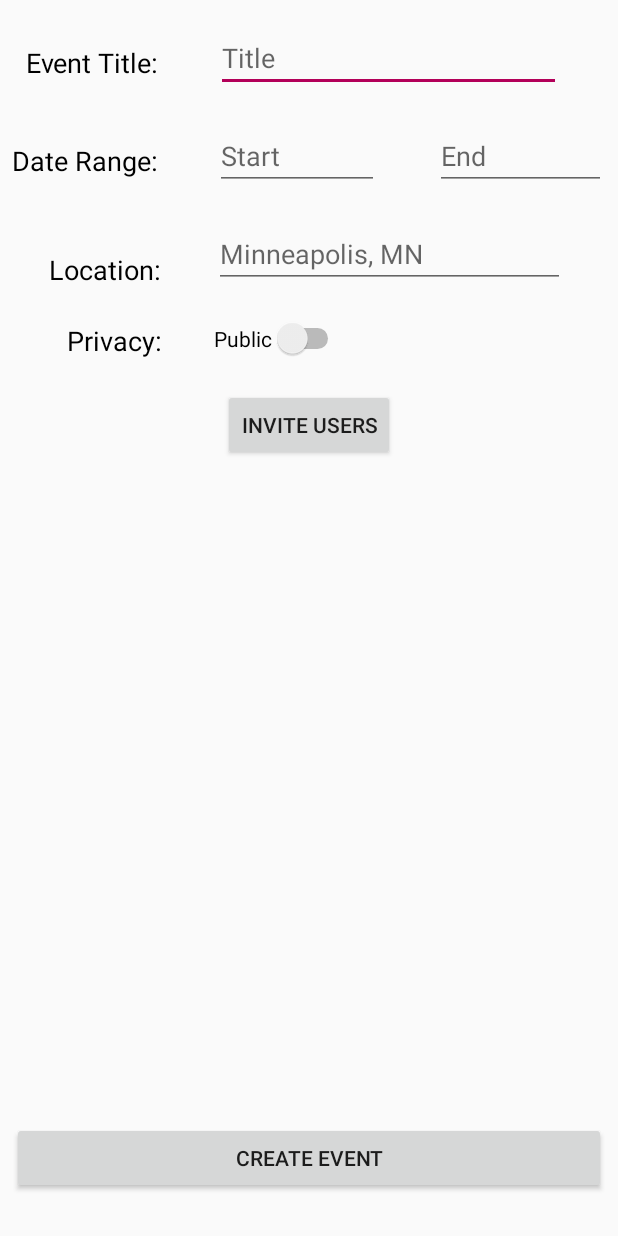
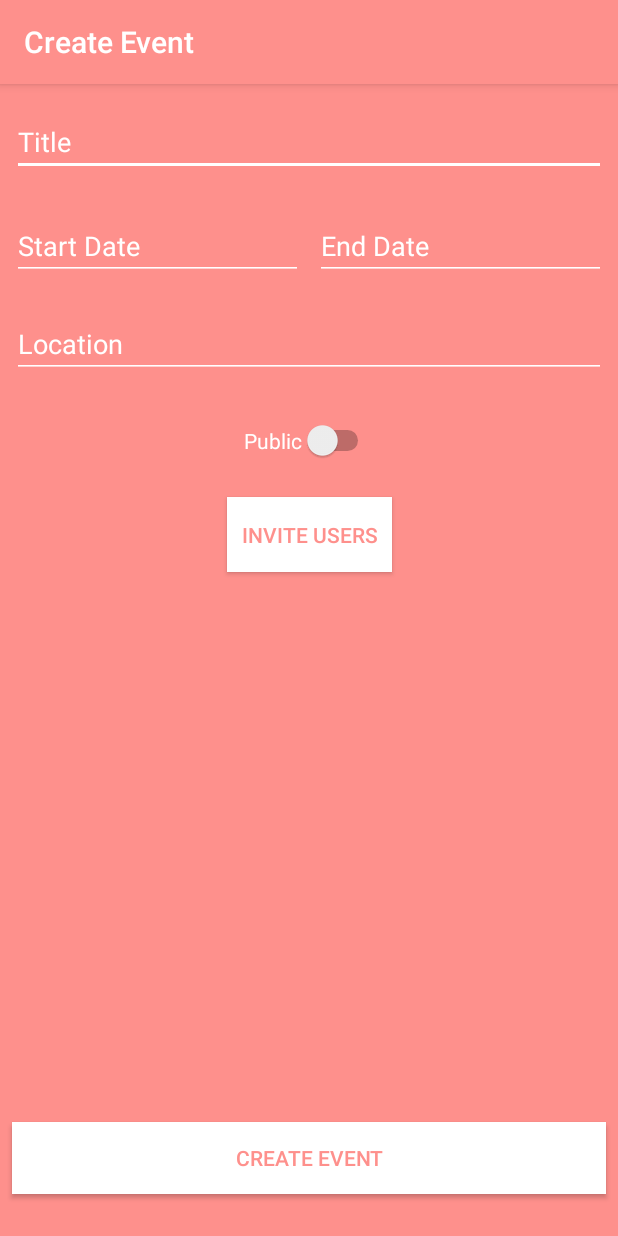
Before and after one commit to tonydimitrov97/Together, an Android app: the CreateEventActivity screen opened directly, with no data from a screen before it, on a phone screen of 412 x 824 dp. Run offline under Robolectric (Android 15) with nearby library versions, the light colour scheme and no system bars.

Commit message:
Changed theme of both setting screens

```diff
--- a/app/src/main/java/com/example/together/CreateEventActivity.java
+++ b/app/src/main/java/com/example/together/CreateEventActivity.java
@@ -2,9 +2,10 @@ package com.example.together;
 
 import android.os.Bundle;
 import android.app.Activity;
+import android.support.v7.app.AppCompatActivity;
 import android.view.KeyEvent;
 
-public class CreateEventActivity extends Activity {
+public class CreateEventActivity extends AppCompatActivity {
 
     @Override
     protected void onCreate(Bundle savedInstanceState) {
--- a/app/src/main/java/com/example/together/JoinEventActivity.java
+++ b/app/src/main/java/com/example/together/JoinEventActivity.java
@@ -2,9 +2,10 @@ package com.example.together;
 
 import android.os.Bundle;
 import android.app.Activity;
+import android.support.v7.app.AppCompatActivity;
 import android.view.KeyEvent;
 
-public class JoinEventActivity extends Activity {
+public class JoinEventActivity extends AppCompatActivity {
 
     @Override
     protected void onCreate(Bundle savedInstanceState) {
--- a/app/src/main/java/com/example/together/configuration/Configuration.java
+++ b/app/src/main/java/com/example/together/configuration/Configuration.java
@@ -2,6 +2,6 @@ package com.example.together.configuration;
 
 public class Configuration {
 
-    public static final String SERVER_IP = "http://10.131.204.60:3000/";
+    public static final String SERVER_IP = "http://10.0.0.40:3000/";
 
 }
--- a/app/src/main/res/layout/activity_create_event.xml
+++ b/app/src/main/res/layout/activity_create_event.xml
@@ -4,151 +4,119 @@
     xmlns:tools="http://schemas.android.com/tools"
     android:layout_width="match_parent"
     android:layout_height="match_parent"
-    tools:context=".CreateEventActivity">
+    android:background="@color/colorPrimary"
+    android:theme="@style/JoinCreateEventTheme">
 
-    <TextView
-        android:id="@+id/eventTitleLabel"
-        android:layout_width="97dp"
-        android:layout_height="24dp"
-        android:layout_marginBottom="8dp"
+    <android.support.design.widget.TextInputEditText
+        android:id="@+id/eventTitleInput"
+        android:layout_width="0dp"
+        android:layout_height="wrap_content"
         android:layout_marginStart="8dp"
-        android:text="Event Title:"
-        android:textAlignment="textEnd"
-        android:textColor="@color/defaultTextColor"
-        android:textSize="18sp"
-        app:layout_constraintBottom_toBottomOf="@+id/eventTitleInput"
-        app:layout_constraintStart_toStartOf="parent" />
+        android:layout_marginTop="16dp"
+        android:layout_marginEnd="8dp"
+        android:ems="10"
+        android:hint="@string/create_event_title_input"
+        android:inputType="textPersonName"
+        app:layout_constraintEnd_toEndOf="parent"
+        app:layout_constraintStart_toStartOf="parent"
+        app:layout_constraintTop_toTopOf="parent"
+        android:textColor="#FFFFFF"
+        android:textColorHint="#ffffff"
+        android:backgroundTint="#ffffff"
+        tools:style="@style/Theme.App.Base"/>
 
-    <EditText
-        android:id="@+id/eventTitleInput"
-        android:layout_width="230dp"
+    <android.support.design.widget.TextInputEditText
+        android:id="@+id/startDateInput"
+        android:layout_width="0dp"
+        android:layout_height="wrap_content"
+        android:layout_marginStart="8dp"
+        android:layout_marginTop="24dp"
+        android:layout_marginEnd="8dp"
+        android:ems="10"
+        android:hint="@string/create_event_start_date_input"
+        android:inputType="date"
+        app:layout_constraintEnd_toStartOf="@+id/endDateInput"
+        app:layout_constraintHorizontal_bias="0.5"
+        app:layout_constraintStart_toStartOf="parent"
+        app:layout_constraintTop_toBottomOf="@+id/eventTitleInput"
+        android:textColor="#FFFFFF"
+        android:textColorHint="#ffffff"
+        android:backgroundTint="#ffffff" />
+
+    <android.support.design.widget.TextInputEditText
+        android:id="@+id/endDateInput"
+        android:layout_width="0dp"
         android:layout_height="wrap_content"
         android:layout_marginEnd="8dp"
-        android:layout_marginLeft="8dp"
-        android:layout_marginRight="8dp"
+        android:ems="10"
+        android:hint="@string/create_event_end_date_input"
+        android:inputType="date"
+        app:layout_constraintBottom_toBottomOf="@+id/startDateInput"
+        app:layout_constraintEnd_toEndOf="parent"
+        app:layout_constraintHorizontal_bias="0.5"
+        app:layout_constraintStart_toEndOf="@+id/startDateInput"
+        android:textColor="#FFFFFF"
+        android:textColorHint="#ffffff"
+        android:backgroundTint="#ffffff"/>
+
+    <android.support.design.widget.TextInputEditText
+        android:id="@+id/locationInput"
+        android:layout_width="0dp"
+        android:layout_height="wrap_content"
         android:layout_marginStart="8dp"
-        android:layout_marginTop="16dp"
+        android:layout_marginTop="20dp"
+        android:layout_marginEnd="8dp"
         android:ems="10"
-        android:hint="Title"
+        android:hint="@string/create_event_location_input"
         android:inputType="textPersonName"
         app:layout_constraintEnd_toEndOf="parent"
-        app:layout_constraintStart_toEndOf="@+id/eventTitleLabel"
-        app:layout_constraintTop_toTopOf="parent" />
-
-    <TextView
-        android:id="@+id/dateRangeLabel"
-        android:layout_width="wrap_content"
-        android:layout_height="24dp"
-        android:layout_marginBottom="8dp"
-        android:layout_marginStart="8dp"
-        android:text="Date Range:"
-        android:textAlignment="textEnd"
-        android:textColor="@color/defaultTextColor"
-        android:textSize="18sp"
-        app:layout_constraintBottom_toBottomOf="@+id/startDateInput"
-        app:layout_constraintStart_toStartOf="parent" />
-
-    <EditText
-        android:id="@+id/startDateInput"
-        android:layout_width="109dp"
-        android:layout_height="wrap_content"
-        android:layout_marginEnd="8dp"
-        android:layout_marginLeft="8dp"
-        android:layout_marginRight="8dp"
-        android:layout_marginStart="8dp"
-        android:layout_marginTop="20dp"
-        android:ems="10"
-        android:hint="Start"
-        android:inputType="date"
-        app:layout_constraintEnd_toStartOf="@+id/endDateInput"
-        app:layout_constraintStart_toEndOf="@+id/dateRangeLabel"
-        app:layout_constraintTop_toBottomOf="@+id/eventTitleInput" />
-
-    <EditText
-        android:id="@+id/endDateInput"
-        android:layout_width="114dp"
-        android:layout_height="wrap_content"
-        android:layout_marginEnd="8dp"
-        android:layout_marginRight="8dp"
-        android:ems="10"
-        android:hint="End"
-        android:inputType="date"
-        app:layout_constraintBottom_toBottomOf="@+id/startDateInput"
-        app:layout_constraintEnd_toEndOf="parent" />
-
-    <TextView
-        android:id="@+id/locationLabel"
-        android:layout_width="99dp"
-        android:layout_height="wrap_content"
-        android:layout_marginStart="8dp"
-        android:gravity="right"
-        android:text="Location:"
-        android:textAlignment="gravity"
-        android:textAllCaps="false"
-        android:textColor="@color/defaultTextColor"
-        android:textSize="18sp"
-        app:layout_constraintBottom_toBottomOf="@+id/locationInput"
-        app:layout_constraintStart_toStartOf="parent" />
-
-    <EditText
-        android:id="@+id/locationInput"
-        android:layout_width="234dp"
-        android:layout_height="wrap_content"
-        android:layout_marginEnd="8dp"
-        android:layout_marginStart="8dp"
-        android:layout_marginTop="20dp"
-        android:ems="10"
-        android:hint="Minneapolis, MN"
-        android:inputType="textPersonName"
-        app:layout_constraintEnd_toEndOf="parent"
-        app:layout_constraintStart_toEndOf="@+id/locationLabel"
-        app:layout_constraintTop_toBottomOf="@+id/endDateInput" />
-
-    <TextView
-        android:id="@+id/privacyLabel"
-        android:layout_width="99dp"
-        android:layout_height="wrap_content"
-        android:layout_marginStart="8dp"
-        android:text="Privacy:"
-        android:textAlignment="textEnd"
-        android:textColor="@color/defaultTextColor"
-        android:textSize="18sp"
-        app:layout_constraintBottom_toBottomOf="@+id/privacySwitch"
-        app:layout_constraintStart_toStartOf="parent" />
+        app:layout_constraintStart_toStartOf="parent"
+        app:layout_constraintTop_toBottomOf="@+id/endDateInput"
+        android:textColor="#FFFFFF"
+        android:textColorHint="#ffffff"
+        android:backgroundTint="#ffffff"/>
 
     <Switch
         android:id="@+id/privacySwitch"
         android:layout_width="wrap_content"
         android:layout_height="wrap_content"
-        android:layout_marginTop="20dp"
-        android:text="Public"
-        app:layout_constraintStart_toStartOf="@+id/locationInput"
+        android:layout_marginTop="28dp"
+        android:textColor="#FFFFFF"
+        android:textColorHint="#ffffff"
+        android:backgroundTint="#ffffff"
+        android:text="@string/create_event_switch"
+        app:layout_constraintEnd_toEndOf="parent"
+        app:layout_constraintStart_toStartOf="parent"
         app:layout_constraintTop_toBottomOf="@+id/locationInput" />
 
     <Button
+        android:theme="@style/Widget.AppCompat.Button.Colored"
         android:id="@+id/createEventButton"
         android:layout_width="0dp"
         android:layout_height="wrap_content"
+        android:layout_marginStart="8dp"
+        android:layout_marginLeft="8dp"
+        android:layout_marginEnd="8dp"
+        android:layout_marginRight="8dp"
         android:layout_marginBottom="28dp"
-        android:layout_marginEnd="8dp"
-        android:layout_marginLeft="8dp"
-        android:layout_marginRight="8dp"
-        android:layout_marginStart="8dp"
-        android:text="Create Event"
+        android:text="@string/create_event_button"
         app:layout_constraintBottom_toBottomOf="parent"
         app:layout_constraintEnd_toEndOf="parent"
-        app:layout_constraintStart_toStartOf="parent" />
+        app:layout_constraintStart_toStartOf="parent"
+        android:background="#ffffff"
+        android:textColor="@color/colorPrimary"/>
 
     <Button
         android:id="@+id/InviteUsersButton"
-        android:layout_width="wrap_content"
-        android:layout_height="wrap_content"
+        android:layout_width="110dp"
+        android:layout_height="50dp"
+        android:layout_marginStart="8dp"
+        android:layout_marginTop="24dp"
         android:layout_marginEnd="8dp"
-        android:layout_marginLeft="8dp"
-        android:layout_marginRight="8dp"
-        android:layout_marginStart="8dp"
-        android:layout_marginTop="20dp"
-        android:text="Invite Users"
+        android:background="#ffffff"
+        android:text="@string/create_event_invite_users"
+        android:textColor="@color/colorPrimary"
+        android:theme="@style/Widget.AppCompat.Button.Colored"
         app:layout_constraintEnd_toEndOf="parent"
         app:layout_constraintHorizontal_bias="0.501"
         app:layout_constraintStart_toStartOf="parent"
--- a/app/src/main/res/layout/activity_join_event.xml
+++ b/app/src/main/res/layout/activity_join_event.xml
@@ -4,54 +4,42 @@
     xmlns:tools="http://schemas.android.com/tools"
     android:layout_width="match_parent"
     android:layout_height="match_parent"
-    tools:context=".JoinEventActivity">
-
-    <ScrollView
-        android:id="@+id/scrollView2"
-        android:layout_width="368dp"
-        android:layout_height="495dp"
-        tools:layout_editor_absoluteX="8dp"
-        tools:layout_editor_absoluteY="8dp">
-
-        <LinearLayout
-            android:layout_width="match_parent"
-            android:layout_height="wrap_content"
-            android:orientation="vertical" />
-    </ScrollView>
+    android:background="@color/colorPrimary">
 
     <LinearLayout
         android:layout_width="355dp"
         android:layout_height="477dp"
-        android:layout_marginStart="8dp"
-        android:layout_marginTop="16dp"
-        android:layout_marginBottom="8dp"
         android:orientation="vertical"
         app:layout_constraintBottom_toBottomOf="parent"
-        app:layout_constraintEnd_toEndOf="@+id/scrollView2"
+        app:layout_constraintEnd_toEndOf="parent"
         app:layout_constraintStart_toStartOf="parent"
         app:layout_constraintTop_toTopOf="parent">
 
         <android.support.design.widget.TextInputLayout
             android:layout_width="match_parent"
-            android:layout_height="58dp">
-
-            <Button
-                android:id="@+id/button"
-                android:layout_width="wrap_content"
-                android:layout_height="wrap_content"
-                android:layout_weight="1"
-                android:text="Button" />
+            android:layout_height="58dp"
+            android:theme="@style/JoinCreateEventTheme"
+            android:textColor="#ffffff"
+            android:textColorHint="#ffffff"
+            android:backgroundTint="#ffffff">
 
             <android.support.design.widget.TextInputEditText
                 android:layout_width="match_parent"
                 android:layout_height="wrap_content"
-                android:hint="Event Code" />
+                android:hint="@string/join_event_hint"
+                android:textColor="#ffffff"
+                android:textColorLink="#FFFFFF"
+                tools:style="@style/Theme.App.Base"
+                android:backgroundTint="#ffffff"/>
+
         </android.support.design.widget.TextInputLayout>
 
         <Button
             android:id="@+id/button3"
             android:layout_width="match_parent"
             android:layout_height="wrap_content"
-            android:text="Join" />
+            android:background="#ffffff"
+            android:text="@string/join_event_button"
+            android:textColor="@color/colorPrimary" />
     </LinearLayout>
 </android.support.constraint.ConstraintLayout>
--- a/app/src/main/res/values/strings.xml
+++ b/app/src/main/res/values/strings.xml
@@ -97,10 +97,19 @@
     <string name="title_activity_add_event">add_event</string>
     <string name="title_activity_photo_screen">photo_screen</string>
     <string name="title_activity_join_event">join_event</string>
-    <string name="title_activity_create_event">create_event</string>
+    <string name="title_activity_create_event">Create Event</string>
     <string name="title_activity_signup">Sign Up</string>
-    <string name="event_list_create_event">create event</string>
-    <string name="event_list_join_event">join event</string>
+    <string name="event_list_create_event">create</string>
+    <string name="event_list_join_event">join</string>
     <string name="loremIpsum">Lorem ipsum dolor sit amet, consectetur adipiscing elit, sed do eiusmod tempor incididunt ut labore et dolore magna aliqua.</string>
+    <string name="join_event_button">Join</string>
+    <string name="join_event_hint">Event ID</string>
+    <string name="create_event_title_input">Title</string>
+    <string name="create_event_start_date_input">Start Date</string>
+    <string name="create_event_end_date_input">End Date</string>
+    <string name="create_event_location_input">Location</string>
+    <string name="create_event_switch">Public</string>
+    <string name="create_event_invite_users">Invite Users</string>
+    <string name="create_event_button">Create Event</string>
 
 </resources>
--- a/app/src/main/res/values/styles.xml
+++ b/app/src/main/res/values/styles.xml
@@ -6,6 +6,14 @@
         <item name="colorPrimary">@color/colorPrimary</item>
         <item name="colorPrimaryDark">@color/colorPrimaryDark</item>
         <item name="colorAccent">@color/colorAccent</item>
+        <item name="android:colorForeground">@color/foreground_material_light</item>
+    </style>
+
+    <style name="JoinCreateEventTheme" parent="Theme.AppCompat.Light.DarkActionBar">
+        <!-- Customize your theme here. -->
+        <item name="colorPrimary">@color/colorPrimary</item>
+        <item name="colorPrimaryDark">@color/colorPrimaryDark</item>
+        <item name="colorAccent">#FFFFFF</item>
         <item name="android:colorForeground">@color/foreground_material_light</item>
     </style>
 
```
